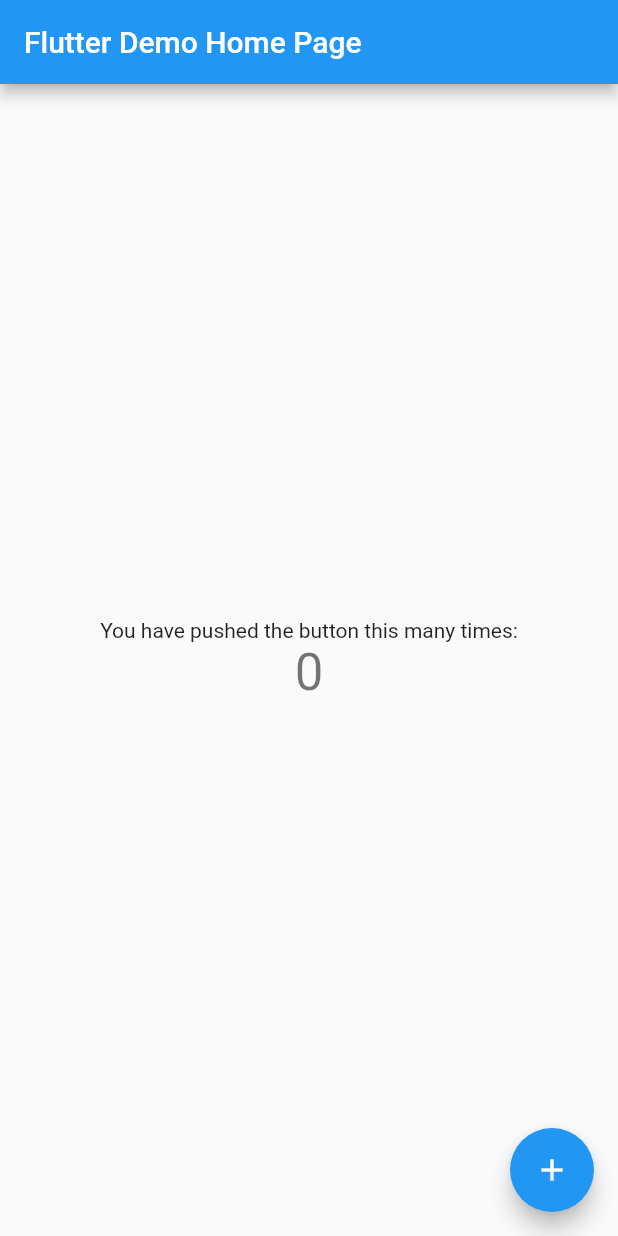
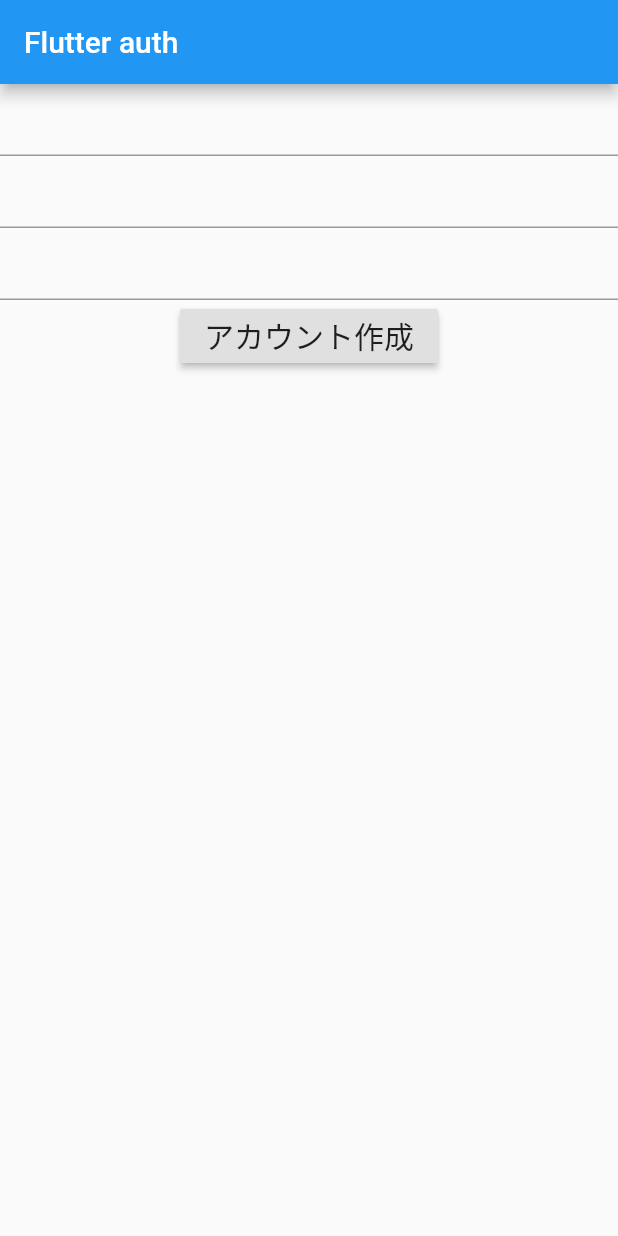
Before and after one commit to Ken-768/line_clone, a Flutter app: the screen it shows after launch, on a phone screen of 412 x 824 dp. Run offline on Flutter 3.47's test engine with Material 2 defaults, Android fonts, the phone set to English and light mode, and no system bars; our stand-ins replace firebase_auth; accounts and stored records are empty.

Commit message:
signup function実装

```diff
--- /dev/null
+++ b/lib/api/firebase_auth.dart
@@ -0,0 +1,16 @@
+import 'package:firebase_auth/firebase_auth.dart';
+// import 'package:cloud_firestore/cloud_firestore.dart';
+import 'package:line_clone/models/user.dart';
+
+class FirebaseMethods {
+  final FirebaseAuth _auth = FirebaseAuth.instance;
+  // final Firestore _firestore = Firestore.instance;
+
+  User user = User();
+
+  Future<String> createUser(String email, String password, String name) async {
+    FirebaseUser user = (await _auth.createUserWithEmailAndPassword(email: email, password: password)).user;
+
+    return user.uid;
+  }
+}
--- a/lib/main.dart
+++ b/lib/main.dart
@@ -1,117 +1,29 @@
 import 'package:flutter/material.dart';
+import 'package:provider/provider.dart';
+import 'api/firebase_auth.dart';
+import 'screen/signin.dart';
 
 void main() {
-  runApp(MyApp());
+  runApp(new MyApp());
 }
 
 class MyApp extends StatelessWidget {
-  // This widget is the root of your application.
-  @override
-  Widget build(BuildContext context) {
-    return MaterialApp(
-      title: 'Flutter Demo',
-      theme: ThemeData(
-        // This is the theme of your application.
-        //
-        // Try running your application with "flutter run". You'll see the
-        // application has a blue toolbar. Then, without quitting the app, try
-        // changing the primarySwatch below to Colors.green and then invoke
-        // "hot reload" (press "r" in the console where you ran "flutter run",
-        // or simply save your changes to "hot reload" in a Flutter IDE).
-        // Notice that the counter didn't reset back to zero; the application
-        // is not restarted.
-        primarySwatch: Colors.blue,
-        // This makes the visual density adapt to the platform that you run
-        // the app on. For desktop platforms, the controls will be smaller and
-        // closer together (more dense) than on mobile platforms.
-        visualDensity: VisualDensity.adaptivePlatformDensity,
-      ),
-      home: MyHomePage(title: 'Flutter Demo Home Page'),
-    );
-  }
-}
-
-class MyHomePage extends StatefulWidget {
-  MyHomePage({Key key, this.title}) : super(key: key);
-
-  // This widget is the home page of your application. It is stateful, meaning
-  // that it has a State object (defined below) that contains fields that affect
-  // how it looks.
-
-  // This class is the configuration for the state. It holds the values (in this
-  // case the title) provided by the parent (in this case the App widget) and
-  // used by the build method of the State. Fields in a Widget subclass are
-  // always marked "final".
-
-  final String title;
 
   @override
-  _MyHomePageState createState() => _MyHomePageState();
+    Widget build(BuildContext context) {
+
+      return Provider<FirebaseMethods>(
+        create: (_) => FirebaseMethods(),
+        child: MaterialApp(
+        title: 'Flutter auth',
+        theme: ThemeData(
+          primarySwatch: Colors.blue,
+        ),
+        initialRoute: '/',
+        routes: {
+          '/': (context) => SignIn(),
+        },
+      ),
+     );
+    }
 }
-
-class _MyHomePageState extends State<MyHomePage> {
-  int _counter = 0;
-
-  void _incrementCounter() {
-    setState(() {
-      // This call to setState tells the Flutter framework that something has
-      // changed in this State, which causes it to rerun the build method below
-      // so that the display can reflect the updated values. If we changed
-      // _counter without calling setState(), then the build method would not be
-      // called again, and so nothing would appear to happen.
-      _counter++;
-    });
-  }
-
-  @override
-  Widget build(BuildContext context) {
-    // This method is rerun every time setState is called, for instance as done
-    // by the _incrementCounter method above.
-    //
-    // The Flutter framework has been optimized to make rerunning build methods
-    // fast, so that you can just rebuild anything that needs updating rather
-    // than having to individually change instances of widgets.
-    return Scaffold(
-      appBar: AppBar(
-        // Here we take the value from the MyHomePage object that was created by
-        // the App.build method, and use it to set our appbar title.
-        title: Text(widget.title),
-      ),
-      body: Center(
-        // Center is a layout widget. It takes a single child and positions it
-        // in the middle of the parent.
-        child: Column(
-          // Column is also a layout widget. It takes a list of children and
-          // arranges them vertically. By default, it sizes itself to fit its
-          // children horizontally, and tries to be as tall as its parent.
-          //
-          // Invoke "debug painting" (press "p" in the console, choose the
-          // "Toggle Debug Paint" action from the Flutter Inspector in Android
-          // Studio, or the "Toggle Debug Paint" command in Visual Studio Code)
-          // to see the wireframe for each widget.
-          //
-          // Column has various properties to control how it sizes itself and
-          // how it positions its children. Here we use mainAxisAlignment to
-          // center the children vertically; the main axis here is the vertical
-          // axis because Columns are vertical (the cross axis would be
-          // horizontal).
-          mainAxisAlignment: MainAxisAlignment.center,
-          children: <Widget>[
-            Text(
-              'You have pushed the button this many times:',
-            ),
-            Text(
-              '$_counter',
-              style: Theme.of(context).textTheme.headline4,
-            ),
-          ],
-        ),
-      ),
-      floatingActionButton: FloatingActionButton(
-        onPressed: _incrementCounter,
-        tooltip: 'Increment',
-        child: Icon(Icons.add),
-      ), // This trailing comma makes auto-formatting nicer for build methods.
-    );
-  }
-}
--- /dev/null
+++ b/lib/models/user.dart
@@ -0,0 +1,29 @@
+class User {
+  String uid;
+  String name;
+  String email;
+  String profilePhoto;
+
+  User({
+    this.uid,
+    this.name,
+    this.email,
+    this.profilePhoto,
+  });
+
+  Map toMap(User user) {
+    var data = Map<String, dynamic>();
+    data['uid'] = user.uid;
+    data['name'] = user.name;
+    data['email'] = user.email;
+    data["profile_photo"] = user.profilePhoto;
+    return data;
+  }
+
+  User.fromMap(Map<String, dynamic> mapData) {
+    this.uid = mapData['uid'];
+    this.name = mapData['name'];
+    this.email = mapData['email'];
+    this.profilePhoto = mapData['profile_photo'];
+  }
+}
--- /dev/null
+++ b/lib/screen/signin.dart
@@ -0,0 +1,73 @@
+import 'package:flutter/material.dart';
+import 'package:line_clone/api/firebase_auth.dart';
+import 'package:provider/provider.dart';
+
+// enum {
+//   signIn,
+//   signUp,
+// }
+
+class SignIn extends StatefulWidget {
+
+  @override
+  State<StatefulWidget> createState() => _SignInState();
+}
+
+class _SignInState extends State<SignIn> {
+  String _email, _password, _name;
+  TextEditingController nameController;
+  TextEditingController emailController;
+  TextEditingController passwordController;
+
+  @override
+  void initState() {
+    nameController = new TextEditingController();
+    emailController = new TextEditingController();
+    passwordController = new TextEditingController();
+    super.initState();
+  }
+
+
+  @override
+  Widget build(BuildContext context) {
+    return Scaffold(
+      appBar: AppBar(
+        title: Text('Flutter auth'),
+      ),
+      body: Column(
+        children: buildSignUpLayout(),
+      ),
+    );
+  }
+
+  List<Widget> buildSignUpLayout() {
+    return <Widget>[
+      TextFormField(
+        controller: nameController,
+        onSaved: (value) => _name = value,
+      ),
+      TextFormField(
+        controller: emailController,
+        onSaved: (value) => _email = value,
+      ),
+      TextFormField(
+        controller: passwordController,
+        onSaved: (value) => _password = value,
+      ),
+      RaisedButton(
+        child: Text(
+          'アカウント作成',
+          style: TextStyle(
+            fontSize: 20,
+          ),
+        ),
+        onPressed: submit,
+      )
+    ];
+  }
+
+  void submit() async {
+    final _firebaseMethod = Provider.of<FirebaseMethods>(context, listen:false);
+    await _firebaseMethod.createUser(_email, _password, _name);
+  }
+}
--- a/pubspec.yaml
+++ b/pubspec.yaml
@@ -29,6 +29,8 @@ dependencies:
   # Use with the CupertinoIcons class for iOS style icons.
   cupertino_icons: ^0.1.3
   firebase_auth: ^0.16.1
+  cloud_firestore: ^0.13.6
+  provider: ^4.1.3
 
 dev_dependencies:
   flutter_test:
```
Also changed, not shown: pubspec.lock, 3 other files.
